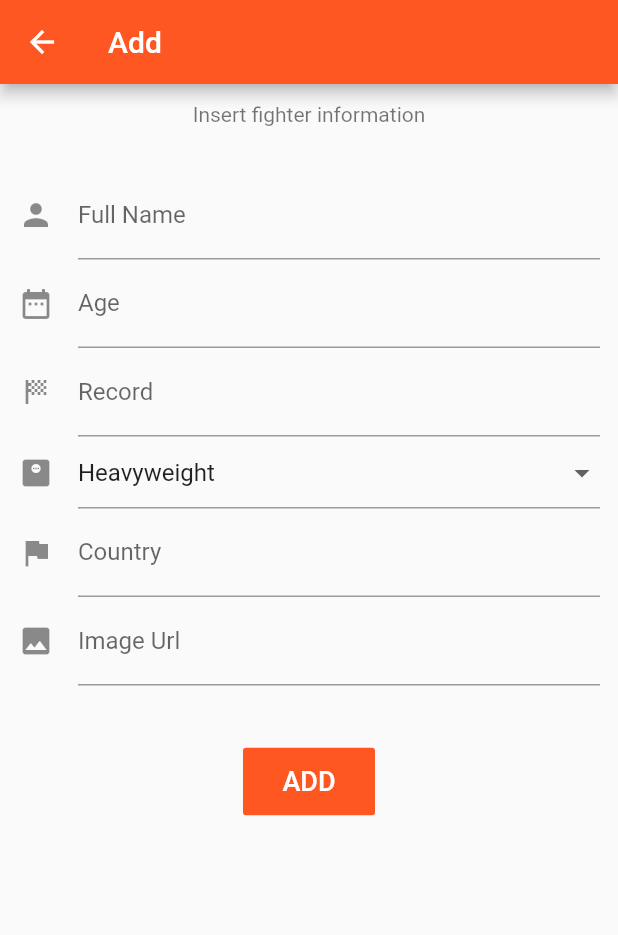
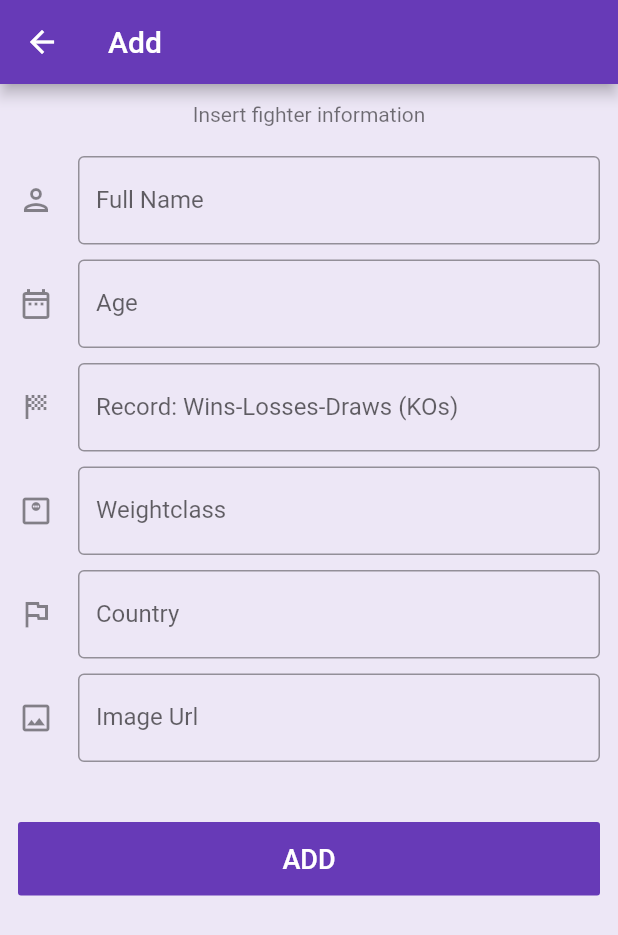
Before and after one commit to Nouaaman/flutter_project, a Flutter app: the screen it shows after launch, after a tap on the "add" icon, on a phone screen of 412 x 824 dp. Shown: the top 935 px of the screen. Run offline on Flutter 3.47's test engine with Material 2 defaults, Android fonts, the phone set to English and light mode, and no system bars; our stand-ins replace cached_network_image, cloud_firestore, firebase_core, firebase_storage, image_picker, permission_handler; missing offline and left inert: image_downloader; accounts and stored records are empty; network calls fail.

Commit message:
form update bugs fix

```diff
--- a/lib/main.dart
+++ b/lib/main.dart
@@ -1,11 +1,16 @@
 import 'package:firebase_core/firebase_core.dart';
 import 'package:flutter/material.dart';
+import 'package:flutter/services.dart';
 import 'package:flutter_project/view/list_page.dart';
 
 void main() async {
   WidgetsFlutterBinding.ensureInitialized();
   await Firebase.initializeApp();
-  runApp(MyApp());
+
+  SystemChrome.setPreferredOrientations([DeviceOrientation.portraitUp])
+      .then((_) {
+    runApp(MyApp());
+  });
 }
 
 class MyApp extends StatelessWidget {
@@ -16,8 +21,10 @@ class MyApp extends StatelessWidget {
       title: 'Glory Kickboxing',
       debugShowCheckedModeBanner: false,
       theme: ThemeData(
-        primarySwatch: Colors.deepOrange,
+        primarySwatch: Colors.deepPurple,
         visualDensity: VisualDensity.adaptivePlatformDensity,
+        scaffoldBackgroundColor: Colors.deepPurple.shade50,
+        cardColor: Colors.white,
       ),
       home: ListFighters(),
     );
--- a/lib/view/form_page.dart
+++ b/lib/view/form_page.dart
@@ -2,13 +2,14 @@ import 'dart:math';
 
 import 'package:cloud_firestore/cloud_firestore.dart';
 import 'package:flutter/material.dart';
+import 'package:flutter/services.dart';
 import 'package:image_picker/image_picker.dart';
 import 'package:permission_handler/permission_handler.dart';
 import 'dart:io';
 import 'package:firebase_storage/firebase_storage.dart';
 
 // form for edit and add fighter info (if data passed show edit else show add )
-class MyCustomForm extends StatefulWidget {
+class AddAndUpdateForm extends StatefulWidget {
   final String? fullName;
   final String? country;
   final String? id;
@@ -17,7 +18,7 @@ class MyCustomForm extends StatefulWidget {
   final String? record;
   final String? age;
 
-  MyCustomForm(
+  AddAndUpdateForm(
       {this.fullName,
       this.country,
       this.id,
@@ -27,32 +28,33 @@ class MyCustomForm extends StatefulWidget {
       this.age});
 
   @override
-  MyCustomFormState createState() {
-    return MyCustomFormState();
+  AddAndUpdateFormState createState() {
+    return AddAndUpdateFormState();
   }
+
+  static GlobalKey<FormState> _formKey = GlobalKey<FormState>();
 }
 
-class MyCustomFormState extends State<MyCustomForm> {
-  final _formKey = GlobalKey<FormState>();
-  final _fullName = TextEditingController();
-  final _country = TextEditingController();
-  // final _weightclass = TextEditingController();
-  final _record = TextEditingController();
-  final _age = TextEditingController();
-  final _imageUrl = TextEditingController();
+class AddAndUpdateFormState extends State<AddAndUpdateForm> {
+  TextEditingController _fullName = TextEditingController();
+  TextEditingController _country = TextEditingController();
+  TextEditingController _weightclass = TextEditingController();
+  TextEditingController _record = TextEditingController();
+  TextEditingController _age = TextEditingController();
+  TextEditingController _imageUrl = TextEditingController();
+
+  initState() {
+    _fullName.text = widget.fullName != null ? widget.fullName! : "";
+    _country.text = widget.country != null ? widget.country! : "";
+    _record.text = widget.record != null ? widget.record! : "";
+    _age.text = widget.age != null ? widget.age! : "";
+    _imageUrl.text = widget.imgUrl != null ? widget.imgUrl! : "";
+    _weightclass.text = widget.weightclass != null ? widget.weightclass! : "";
+    super.initState();
+  }
 
   @override
   Widget build(BuildContext context) {
-    _fullName.text = widget.fullName != null ? widget.fullName! : "";
-    _country.text = widget.country != null ? widget.country! : "";
-    // _weightclass.text = widget.weightclass != null ? widget.weightclass! : "";
-    _record.text = widget.record != null ? widget.record! : "";
-    _age.text = widget.age != null ? widget.age! : "";
-    _imageUrl.text = widget.imgUrl != null ? widget.imgUrl! : "";
-
-    String _weightclass =
-        widget.weightclass != null ? widget.weightclass! : "Heavyweight";
-    //print(widget.imgUrl);
     return Scaffold(
       appBar: AppBar(
         title: Text(widget.id != null ? "Update" : "Add"),
@@ -61,7 +63,7 @@ class MyCustomFormState extends State<MyCustomForm> {
         padding: const EdgeInsets.all(12.0),
         child: SingleChildScrollView(
           child: Form(
-            key: _formKey,
+            key: AddAndUpdateForm._formKey,
             child: Column(
               mainAxisAlignment: MainAxisAlignment.center,
               crossAxisAlignment: CrossAxisAlignment.center,
@@ -71,66 +73,76 @@ class MyCustomFormState extends State<MyCustomForm> {
                   style: TextStyle(color: Colors.black54),
                 ),
                 SizedBox(
-                  height: 30.0,
+                  height: 20.0,
                 ),
                 TextFormField(
+                  textInputAction: TextInputAction.next,
                   controller: _fullName,
                   decoration: const InputDecoration(
-                    icon: const Icon(Icons.person),
+                    border: OutlineInputBorder(),
+                    icon: const Icon(Icons.person_outlined),
                     labelText: 'Full Name',
                   ),
                 ),
+                SizedBox(
+                  height: 10,
+                ),
                 TextFormField(
+                  textInputAction: TextInputAction.next,
                   controller: _age,
                   decoration: const InputDecoration(
-                    icon: const Icon(Icons.date_range),
+                    border: OutlineInputBorder(),
+                    icon: const Icon(Icons.date_range_outlined),
                     labelText: 'Age',
                   ),
                 ),
+                SizedBox(
+                  height: 10,
+                ),
                 TextFormField(
+                  textInputAction: TextInputAction.next,
                   controller: _record,
                   decoration: const InputDecoration(
-                    icon: const Icon(Icons.sports_score),
-                    hintText: 'Wins-Losses-Draws (KOs)',
-                    labelText: 'Record',
+                    border: OutlineInputBorder(),
+                    icon: const Icon(Icons.sports_score_outlined),
+                    hintText: 'Ex: 143-4-2 (82)',
+                    labelText: 'Record: Wins-Losses-Draws (KOs)',
                   ),
                 ),
-
-                DropdownButtonFormField<String>(
-                  decoration: InputDecoration(
-                    icon: const Icon(Icons.monitor_weight),
-                  ),
-                  elevation: 16,
-                  onChanged: (String? newValue) {
-                    setState(() {
-                      _weightclass = newValue!;
-                    });
-                  },
-                  value: _weightclass,
-                  items: <String>[
-                    'Heavyweight',
-                    'Light Heavyweight',
-                    'Middleweight',
-                    'Welterweight',
-                    'Lightweight'
-                  ].map<DropdownMenuItem<String>>((String value) {
-                    return DropdownMenuItem<String>(
-                      value: value,
-                      child: Text(value),
-                    );
-                  }).toList(),
+                SizedBox(
+                  height: 10,
                 ),
                 TextFormField(
+                  textInputAction: TextInputAction.next,
+                  controller: _weightclass,
+                  decoration: const InputDecoration(
+                    border: OutlineInputBorder(),
+                    icon: const Icon(Icons.monitor_weight_outlined),
+                    hintText: 'Ex: Heavyweight, Middleweight, Lightweight...',
+                    labelText: 'Weightclass',
+                  ),
+                ),
+                SizedBox(
+                  height: 10,
+                ),
+                TextFormField(
+                  textInputAction: TextInputAction.next,
                   controller: _country,
                   decoration: const InputDecoration(
-                    icon: const Icon(Icons.flag),
+                    border: OutlineInputBorder(),
+                    icon: const Icon(Icons.flag_outlined),
                     labelText: 'Country',
                   ),
                 ),
+                SizedBox(
+                  height: 10,
+                ),
                 TextFormField(
+                  textInputAction: TextInputAction.go,
                   controller: _imageUrl,
                   decoration: const InputDecoration(
-                    icon: const Icon(Icons.image),
+                    border: OutlineInputBorder(),
+                    icon: const Icon(Icons.image_outlined),
                     labelText: 'Image Url',
                   ),
                 ),
@@ -138,8 +150,9 @@ class MyCustomFormState extends State<MyCustomForm> {
                 Container(
                   padding: const EdgeInsets.only(top: 40.0),
                   child: FlatButton(
-                    padding: EdgeInsets.only(top: 12, bottom: 12),
-                    color: Colors.deepOrange,
+                    minWidth: MediaQuery.of(context).size.width,
+                    padding: EdgeInsets.all(14),
+                    color: Colors.deepPurple,
                     child: Text(
                       widget.id != null ? "UPDATE" : "ADD",
                       style: TextStyle(
@@ -153,7 +166,7 @@ class MyCustomFormState extends State<MyCustomForm> {
                         'age': _age.text,
                         'country': _country.text,
                         'record': _record.text,
-                        'weightclass': _weightclass.toString(),
+                        'weightclass': _weightclass.text,
                         'picture': _imageUrl.text,
                       };
                       if (widget.id != null) {
@@ -173,7 +186,7 @@ class MyCustomFormState extends State<MyCustomForm> {
                             content: const Text('Added successfully.'));
                         ScaffoldMessenger.of(context).showSnackBar(snackBar);
                       }
-                      Navigator.pop(context);
+                      // Navigator.pop(context);
                     },
                   ),
                 ),
```
Also changed, not shown: analysis_options.yaml (added, +29 -0 lines), lib/view/about_page.dart (added, +78 -0 lines), lib/view/detail_page.dart (+130 -32 lines), lib/view/list_page.dart (+12 -7 lines), pubspec.yaml (+7 -3 lines), assets/badrHari.jpg (added), pubspec.lock, 4 other files.
